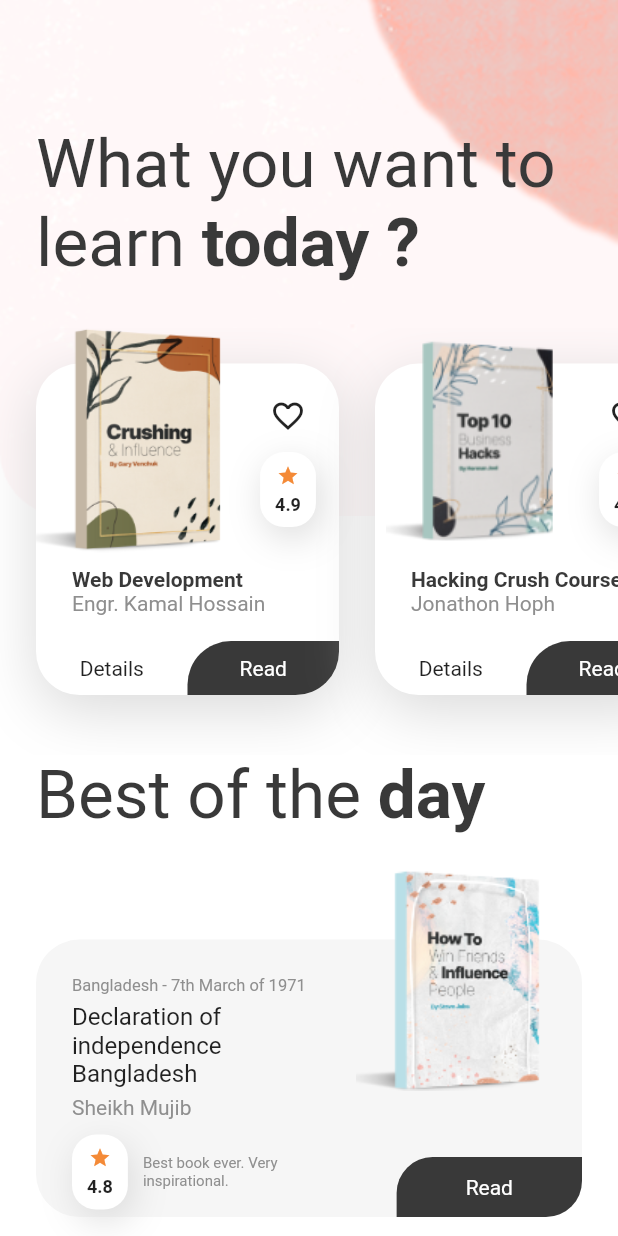
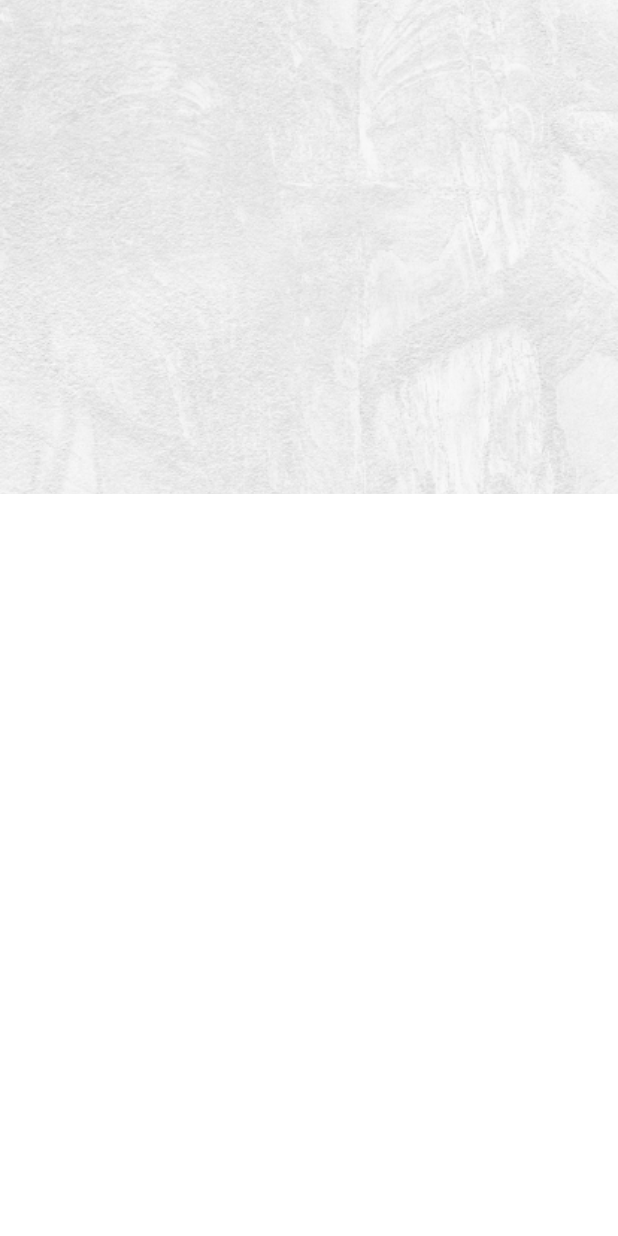
Before and after one commit to shahdat-sajib/libraryApp-ui-flutter, a Flutter app: the HomeScreen screen opened directly, after a tap on "Details", on a phone screen of 412 x 824 dp. Run offline on Flutter 3.47's test engine with Material 2 defaults, Android fonts, the phone set to English and light mode, and no system bars.

Commit message:
detail page start

```diff
--- /dev/null
+++ b/lib/screens/derails_screen.dart
@@ -0,0 +1,33 @@
+import 'package:flutter/material.dart';
+import 'package:flutter/src/foundation/key.dart';
+import 'package:flutter/src/widgets/framework.dart';
+
+class DetailsScreen extends StatelessWidget {
+  const DetailsScreen({Key? key}) : super(key: key);
+
+  @override
+  Widget build(BuildContext context) {
+      var size = MediaQuery.of(context).size;
+    return Scaffold(
+      body: SingleChildScrollView(
+        child: Column(
+          children: [
+            Stack(
+              alignment: Alignment.topCenter,
+              children: [
+                Container(
+                  height: size.height * .4,
+                  width: double.infinity,
+                  decoration: BoxDecoration(
+                    image: DecorationImage(image: AssetImage("assets/images/bg.png"),
+                    fit: BoxFit.fitWidth,),
+                  ),
+                ),
+              ],
+            )
+          ],
+        ),
+      ),
+    );
+  }
+}
--- a/lib/screens/home_screen.dart
+++ b/lib/screens/home_screen.dart
@@ -2,6 +2,7 @@ import 'dart:ui';
 
 import 'package:flutter/material.dart';
 import 'package:online_library/consttants.dart';
+import 'package:online_library/screens/derails_screen.dart';
 import 'package:online_library/widgets/book_rating.dart';
 import 'package:online_library/widgets/two_side_rounded_button.dart';
 import '../widgets/ReadingListCard.dart';
@@ -53,14 +54,25 @@ class HomeScreen extends StatelessWidget {
                           auth: 'Engr. Kamal Hossain',
                           rating: 4.9,
                           title: 'Web Development',
-                          pressDetails: () {  },
+                          pressDetails: () {
+                            Navigator.push(context, MaterialPageRoute(builder: (context){
+                              return DetailsScreen();
+                            },),);
+                           },
                           pressRead: () {  },),
                         ReadingListCard(
                           image: 'assets/images/book-2.png',
                           auth: 'Jonathon Hoph',
                           rating: 4.8,
                           title: 'Hacking Crush Course',
-                          pressDetails: () {  },
+                          pressDetails: () { Navigator.push(
+                              context,
+                              MaterialPageRoute(
+                                builder: (context) {
+                                  return DetailsScreen();
+                                },
+                              ),
+                            ); },
                           pressRead: () {  },),
                           SizedBox(width: 30,),
                       ],
```
